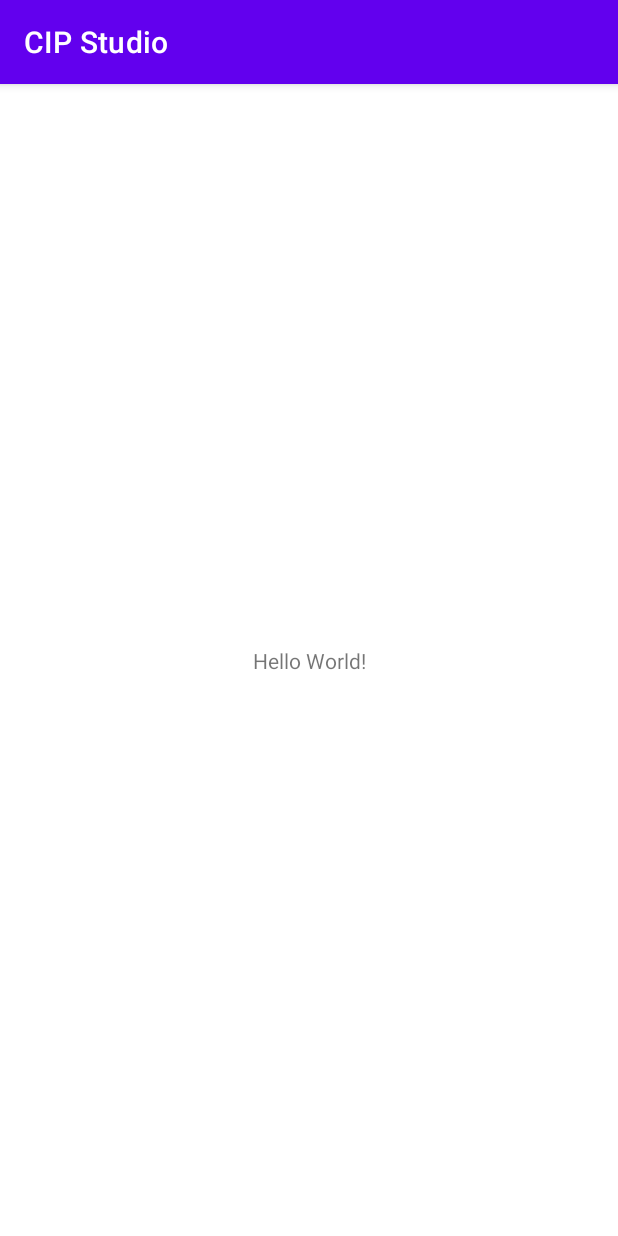
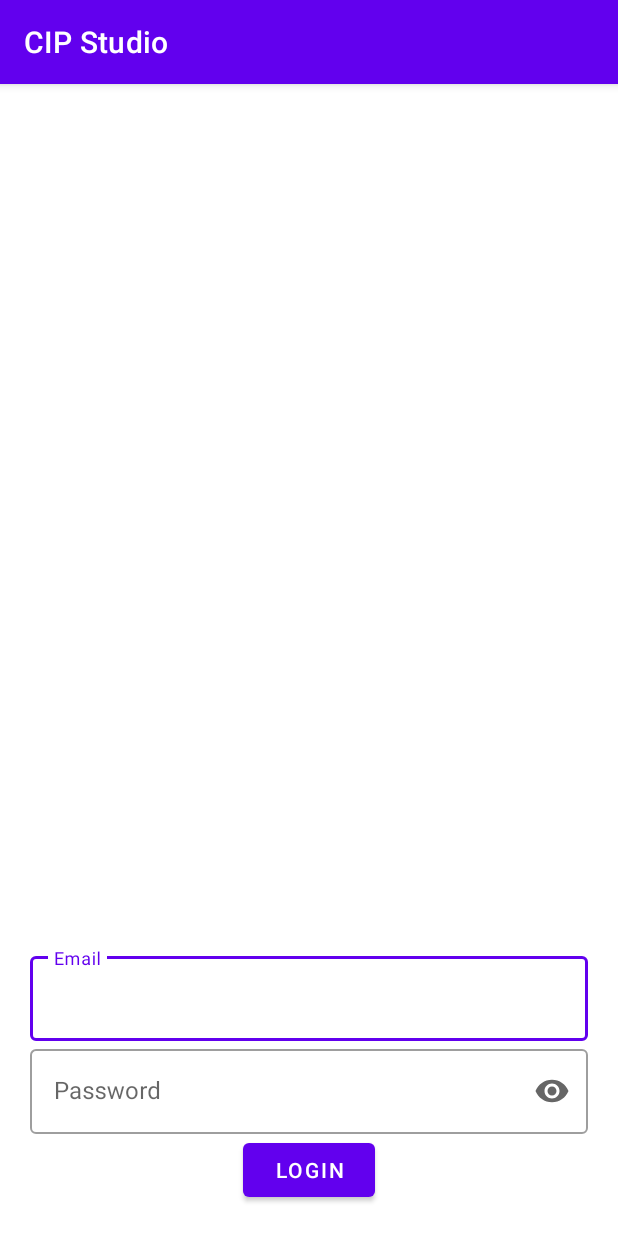
Before and after one commit to LeoRc01/GameBased, an Android app: the screen it shows after launch (MainActivity before the commit, LoginActivity after it), on a phone screen of 412 x 824 dp. Run offline under Robolectric (Android 15) with nearby library versions, the light colour scheme and no system bars; our stand-ins replace Firebase (no records; nobody signed in at launch, a user with empty details on screens opened directly).

Commit message:
Implemented Login Activity

```diff
--- a/app/build.gradle
+++ b/app/build.gradle
@@ -34,11 +34,13 @@ android {
 
 dependencies {
     implementation platform('com.google.firebase:firebase-bom:30.4.1')
+    implementation("com.google.android.material:material:1.8.0-alpha01")
     implementation 'com.google.firebase:firebase-analytics-ktx'
     implementation 'androidx.core:core-ktx:1.7.0'
     implementation 'androidx.appcompat:appcompat:1.5.0'
     implementation 'com.google.android.material:material:1.6.1'
     implementation 'androidx.constraintlayout:constraintlayout:2.1.4'
+    implementation 'com.google.firebase:firebase-auth-ktx:21.0.7'
     testImplementation 'junit:junit:4.13.2'
     androidTestImplementation 'androidx.test.ext:junit:1.1.3'
     androidTestImplementation 'androidx.test.espresso:espresso-core:3.4.0'
--- /dev/null
+++ b/app/src/main/java/com/cip/cipstudio/view/LoginActivity.kt
@@ -0,0 +1,36 @@
+package com.cip.cipstudio.view
+
+import androidx.appcompat.app.AppCompatActivity
+import android.os.Bundle
+import android.widget.Button
+import android.widget.EditText
+import android.widget.Toast
+import com.cip.cipstudio.R
+import com.cip.cipstudio.viewmodel.LoginViewModel
+import com.google.android.material.textfield.TextInputEditText
+import com.google.android.material.textfield.TextInputLayout
+
+class LoginActivity : AppCompatActivity() {
+    override fun onCreate(savedInstanceState: Bundle?) {
+        super.onCreate(savedInstanceState)
+        setContentView(R.layout.activity_login)
+
+        initalizeLoginButton()
+
+    }
+
+    fun initalizeLoginButton(){
+        val loginViewModel : LoginViewModel = LoginViewModel()
+        val loginBtn = findViewById<Button>(R.id.btnLogin)
+
+        val emailEt = findViewById<TextInputEditText>(R.id.emailEt)
+        val pwdEt = findViewById<TextInputEditText>(R.id.pwdEt)
+
+        val emailLayout = findViewById<TextInputLayout>(R.id.tfEmail)
+        val pwdLayout = findViewById<TextInputLayout>(R.id.tfPassword)
+
+        loginBtn.setOnClickListener {
+            loginViewModel.login(this, emailEt, pwdEt, emailLayout, pwdLayout)
+        }
+    }
+}
--- /dev/null
+++ b/app/src/main/res/layout/activity_login.xml
@@ -0,0 +1,54 @@
+<?xml version="1.0" encoding="utf-8"?>
+<androidx.appcompat.widget.LinearLayoutCompat android:layout_width="match_parent"
+    android:layout_height="match_parent"
+    xmlns:app="http://schemas.android.com/apk/res-auto"
+    android:orientation="vertical"
+    android:gravity="bottom"
+    android:padding="20dp"
+    xmlns:android="http://schemas.android.com/apk/res/android">
+
+    <com.google.android.material.textfield.TextInputLayout
+        android:id="@+id/tfEmail"
+        errorEnabled="true"
+        android:layout_width="match_parent"
+        android:layout_height="wrap_content"
+        style="@style/Widget.MaterialComponents.TextInputLayout.OutlinedBox"
+        android:hint="Email">
+
+        <com.google.android.material.textfield.TextInputEditText
+            android:layout_width="match_parent"
+            android:id="@+id/emailEt"
+            android:layout_height="wrap_content"
+            android:inputType="textEmailAddress"
+            />
+
+    </com.google.android.material.textfield.TextInputLayout>
+
+    <com.google.android.material.textfield.TextInputLayout
+        android:id="@+id/tfPassword"
+        errorEnabled="true"
+        android:layout_width="match_parent"
+        android:layout_height="wrap_content"
+        style="@style/Widget.MaterialComponents.TextInputLayout.OutlinedBox"
+        app:endIconMode="password_toggle"
+        android:hint="Password">
+
+        <com.google.android.material.textfield.TextInputEditText
+            android:layout_width="match_parent"
+            android:id="@+id/pwdEt"
+            android:layout_height="wrap_content"
+            android:inputType="textPassword"
+            />
+
+    </com.google.android.material.textfield.TextInputLayout>
+
+    <Button
+        android:layout_gravity="center"
+        android:id="@+id/btnLogin"
+        android:layout_width="wrap_content"
+        android:layout_height="wrap_content"
+        android:text="LOGIN"
+        />
+
+
+</androidx.appcompat.widget.LinearLayoutCompat>
--- a/app/src/main/res/layout/activity_main.xml
+++ b/app/src/main/res/layout/activity_main.xml
@@ -4,9 +4,10 @@
     xmlns:tools="http://schemas.android.com/tools"
     android:layout_width="match_parent"
     android:layout_height="match_parent"
-    tools:context=".MainActivity">
+    tools:context=".view.MainActivity">
 
     <TextView
+        android:id="@+id/textView"
         android:layout_width="wrap_content"
         android:layout_height="wrap_content"
         android:text="Hello World!"
```
Also changed, not shown: app/src/main/AndroidManifest.xml (+8 -1 lines), app/src/main/java/com/cip/cipstudio/view/MainActivity.kt (renamed from app/src/main/java/com/cip/cipstudio/MainActivity.kt, +6 -1 lines), app/src/main/java/com/cip/cipstudio/viewmodel/LoginViewModel.kt (added, +76 -0 lines).
